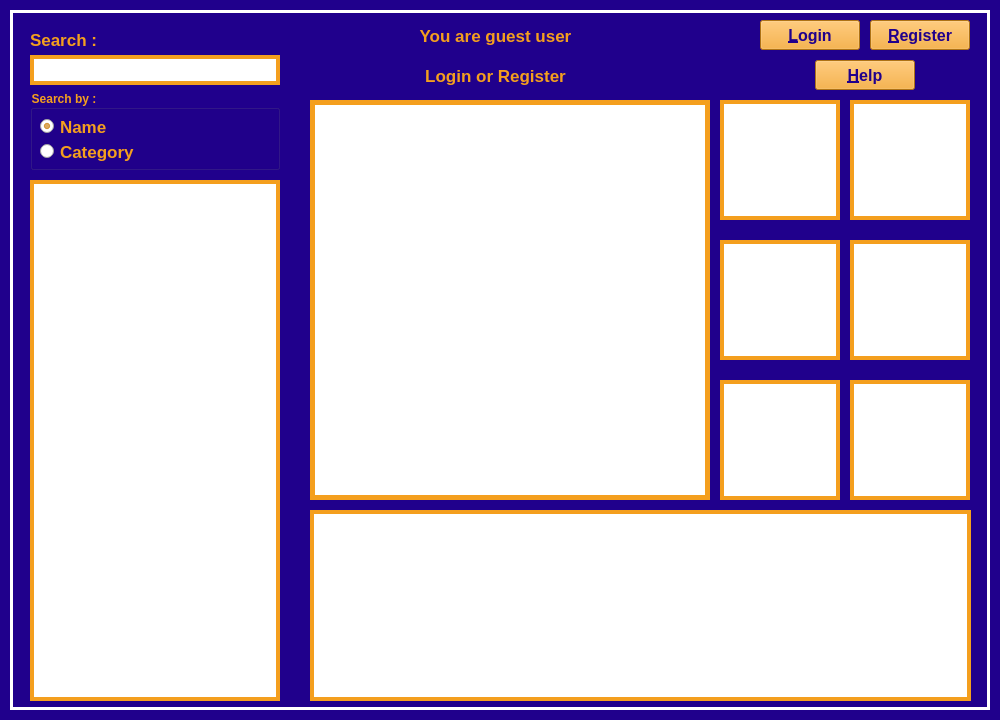
Pooryamn/QT_Shop, file DB_Shop/widget.ui: the form before one commit.
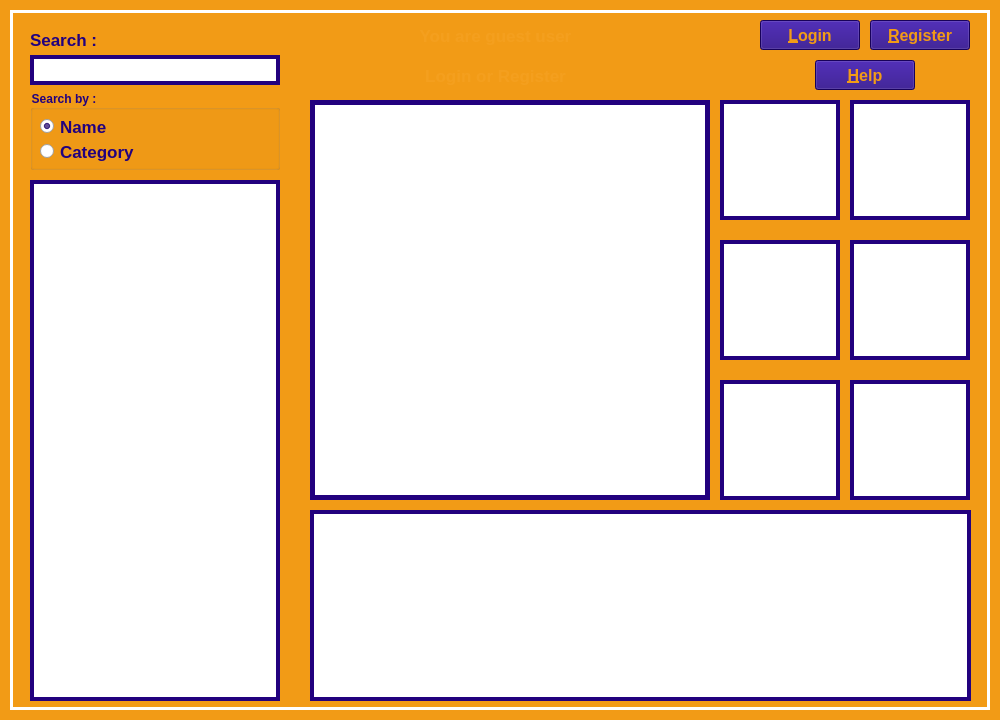
The form after the commit. Icons and pictures are not drawn.

Commit message: main signup form completed

The edit to the form file:
```diff
--- a/DB_Shop/widget.ui
+++ b/DB_Shop/widget.ui
@@ -50,7 +50,7 @@
     </font>
    </property>
    <property name="styleSheet">
-    <string notr="true">color:rgb(244,159,30);</string>
+    <string notr="true">color: rgb(34, 1, 126);</string>
    </property>
    <property name="text">
     <string>Search :</string>
@@ -66,7 +66,7 @@
     </rect>
    </property>
    <property name="styleSheet">
-    <string notr="true">border: 4px solid rgb(244,159,30);
+    <string notr="true">border: 4px solid rgb(34, 1, 126);
 color: rgb(47, 0, 255);</string>
    </property>
   </widget>
@@ -86,7 +86,7 @@
     </font>
    </property>
    <property name="styleSheet">
-    <string notr="true">color: rgb(244,159,30);
+    <string notr="true">color: rgb(34, 1, 126);
 </string>
    </property>
    <property name="title">
@@ -146,7 +146,7 @@
     </rect>
    </property>
    <property name="styleSheet">
-    <string notr="true">border: 4px solid rgb(244,159,30);
+    <string notr="true">border: 4px solid rgb(34, 1, 126);
 </string>
    </property>
   </widget>
@@ -161,7 +161,8 @@
    </property>
    <property name="styleSheet">
     <string notr="true">background-color: rgb(255, 255, 255);
-border: 5px solid rgb(244,159,30);
+border: 5px solid rgb(34, 1, 126);
+
 
 </string>
    </property>
@@ -183,7 +184,7 @@
    </property>
    <property name="styleSheet">
     <string notr="true">background-color: rgb(255, 255, 255);
-border: 4px solid rgb(244,159,30);
+border: 4px solid rgb(34, 1, 126);
 
 
 </string>
@@ -206,7 +207,7 @@
    </property>
    <property name="styleSheet">
     <string notr="true">background-color: rgb(255, 255, 255);
-border: 4px solid rgb(244,159,30);
+border: 4px solid rgb(34, 1, 126);
 
 </string>
    </property>
@@ -228,7 +229,7 @@
    </property>
    <property name="styleSheet">
     <string notr="true">background-color: rgb(255, 255, 255);
-border: 4px solid rgb(244,159,30);
+border: 4px solid rgb(34, 1, 126);
 </string>
    </property>
    <property name="text">
@@ -255,8 +256,8 @@
     </font>
    </property>
    <property name="styleSheet">
-    <string notr="true">color: rgb(32, 0, 140);
-background-color: rgb(244,159,30);
+    <string notr="true">color: rgb(242, 155, 22);
+background-color: rgb(34, 1, 126);
 </string>
    </property>
    <property name="text">
@@ -280,8 +281,8 @@
     </font>
    </property>
    <property name="styleSheet">
-    <string notr="true">color: rgb(32, 0, 140);
-background-color: rgb(244,159,30);
+    <string notr="true">color: rgb(242, 155, 22);
+background-color: rgb(34, 1, 126);
 </string>
    </property>
    <property name="text">
@@ -305,8 +306,8 @@
     </font>
    </property>
    <property name="styleSheet">
-    <string notr="true">color: rgb(32, 0, 140);
-background-color: rgb(244,159,30);
+    <string notr="true">color: rgb(242, 155, 22);
+background-color: rgb(34, 1, 126);
 </string>
    </property>
    <property name="text">
@@ -324,7 +325,7 @@
    </property>
    <property name="styleSheet">
     <string notr="true">background-color: rgb(255, 255, 255);
-border: 4px solid rgb(244,159,30);
+border: 4px solid rgb(34, 1, 126);
 </string>
    </property>
   </widget>
@@ -338,7 +339,7 @@
     </rect>
    </property>
    <property name="styleSheet">
-    <string notr="true">background-color: rgb(32, 0, 140);</string>
+    <string notr="true">background-color: rgb(242, 155, 22);</string>
    </property>
    <property name="text">
     <string/>
@@ -383,7 +384,7 @@
    </property>
    <property name="styleSheet">
     <string notr="true">background-color: rgb(255, 255, 255);
-border: 4px solid rgb(244,159,30);
+border: 4px solid rgb(34, 1, 126);
 
 </string>
    </property>
@@ -405,7 +406,7 @@
    </property>
    <property name="styleSheet">
     <string notr="true">background-color: rgb(255, 255, 255);
-border: 4px solid rgb(244,159,30);
+border: 4px solid rgb(34, 1, 126);
 </string>
    </property>
    <property name="text">
@@ -426,7 +427,7 @@
    </property>
    <property name="styleSheet">
     <string notr="true">background-color: rgb(255, 255, 255);
-border: 4px solid rgb(244,159,30);
+border: 4px solid rgb(34, 1, 126);
 
 </string>
    </property>
```
The commit also changes 7 other files.
